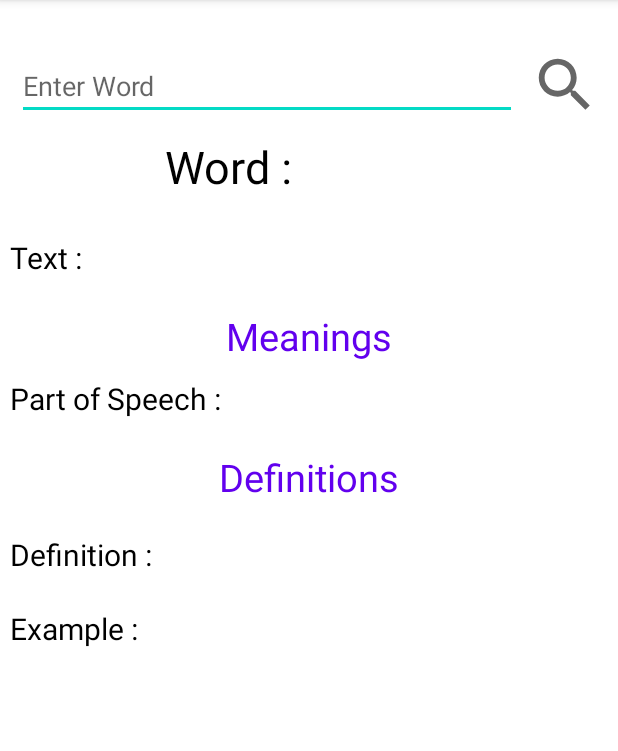
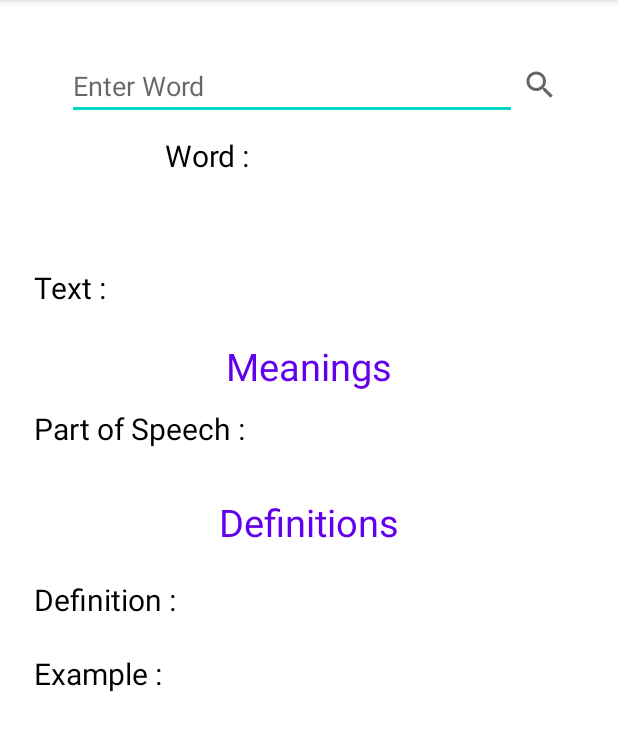
Before and after one commit to Muhammad-Shadab/Dictionary_Project, an Android app: the screen it shows after launch (MainActivity), on a phone screen of 412 x 824 dp, the part 84-835 px from its top. Run offline under Robolectric (Android 15) with nearby library versions, the phone set to English and light mode, and no system bars.

Commit message:
Some Changes and bug fix

```diff
--- a/app/src/main/java/com/example/dictionary/MainActivity.java
+++ b/app/src/main/java/com/example/dictionary/MainActivity.java
@@ -33,7 +33,7 @@ public class MainActivity extends AppCompatActivity {
         super.onCreate(savedInstanceState);
         setContentView(R.layout.activity_main);
 
-      editText = findViewById(R.id.editText);
+     editText = findViewById(R.id.editText);
         imageView = findViewById(R.id.imageView);
         textViewText = findViewById(R.id.textViewText);
         textViewWord = findViewById(R.id.textViewWord);
@@ -66,6 +66,9 @@ public class MainActivity extends AppCompatActivity {
             }
         });
     }
+
+
+
 
     private void process(String word) {
 
@@ -120,4 +123,5 @@ public class MainActivity extends AppCompatActivity {
 
 
     }
+
 }
--- a/app/src/main/res/layout/activity_main.xml
+++ b/app/src/main/res/layout/activity_main.xml
@@ -8,7 +8,7 @@
 
     <LinearLayout
         android:id="@+id/linearLayout"
-        android:layout_width="409dp"
+        android:layout_width="wrap_content"
         android:layout_height="50dp"
         android:layout_marginStart="10dp"
         android:layout_marginTop="30dp"
@@ -27,7 +27,8 @@
             android:layout_weight="1"
             android:ems="10"
             android:hint="Enter Word"
-            android:inputType="textPersonName" />
+            android:inputType="textPersonName"
+            android:minHeight="48dp" />
 
         <ImageView
             android:id="@+id/imageView"
@@ -50,8 +51,7 @@
         android:layout_marginTop="10dp"
         android:text="Word"
         android:textColor="@color/purple_500"
-        android:textSize="30sp"
-        app:layout_constraintBottom_toTopOf="@+id/linearLayout2"
+        android:textSize="20sp"
         app:layout_constraintStart_toEndOf="@+id/text345ViewWord"
         app:layout_constraintTop_toBottomOf="@+id/linearLayout" />
 
@@ -63,45 +63,31 @@
         android:layout_marginTop="10dp"
         android:text="Word :"
         android:textColor="@color/black"
-        android:textSize="30sp"
-        app:layout_constraintBottom_toTopOf="@+id/linearLayout2"
+        android:textSize="20sp"
         app:layout_constraintEnd_toStartOf="@+id/textViewWord"
         app:layout_constraintHorizontal_bias="0.5"
         app:layout_constraintStart_toStartOf="parent"
         app:layout_constraintTop_toBottomOf="@+id/linearLayout" />
 
-    <LinearLayout
-        android:id="@+id/linearLayout2"
-        android:layout_width="409dp"
-        android:layout_height="461dp"
-        android:layout_marginStart="1dp"
-        android:layout_marginTop="1dp"
-        android:layout_marginEnd="1dp"
-        android:gravity="center_horizontal"
-        android:orientation="vertical"
-
+    <ScrollView
+        android:layout_width="391dp"
+        android:layout_height="0dp"
+        android:layout_marginTop="40dp"
+        app:layout_constraintBottom_toBottomOf="parent"
         app:layout_constraintEnd_toEndOf="parent"
-
         app:layout_constraintStart_toStartOf="parent"
         app:layout_constraintTop_toBottomOf="@+id/textViewWord">
-
-        <ScrollView
-            android:id="@+id/scrollView"
-            android:layout_width="fill_parent"
-            android:layout_height="wrap_content"
-            android:layout_marginTop="5dp">
-
 
         <LinearLayout
             android:layout_width="match_parent"
             android:layout_height="match_parent"
+            android:gravity="center_horizontal"
             android:orientation="vertical">
-
 
             <LinearLayout
                 android:layout_width="match_parent"
                 android:layout_height="wrap_content"
-                    android:layout_marginLeft="5dp"
+                android:layout_marginLeft="10dp"
                 android:layout_marginTop="20dp"
                 android:layout_marginRight="5dp"
                 android:orientation="horizontal">
@@ -142,7 +128,7 @@
             <LinearLayout
                 android:layout_width="match_parent"
                 android:layout_height="wrap_content"
-                    android:layout_marginLeft="5dp"
+                android:layout_marginLeft="10dp"
                 android:layout_marginTop="10dp"
                 android:layout_marginRight="5dp"
                 android:orientation="horizontal">
@@ -173,7 +159,7 @@
                 android:id="@+id/Meanings34"
                 android:layout_width="match_parent"
                 android:layout_height="wrap_content"
-                    android:layout_marginTop="20dp"
+                android:layout_marginTop="30dp"
                 android:gravity="center"
                 android:text="Definitions"
                 android:textColor="@color/purple_500"
@@ -183,7 +169,7 @@
             <LinearLayout
                 android:layout_width="match_parent"
                 android:layout_height="wrap_content"
-                    android:layout_marginLeft="5dp"
+                android:layout_marginLeft="10dp"
                 android:layout_marginTop="20dp"
                 android:layout_marginRight="5dp"
                 android:orientation="horizontal">
@@ -202,6 +188,7 @@
                     android:id="@+id/textViewDefinition"
                     android:layout_width="260dp"
                     android:layout_height="match_parent"
+                    android:layout_marginRight="10dp"
                     android:layout_weight="1"
                     android:gravity="center_vertical"
                     android:text="TextView"
@@ -213,7 +200,7 @@
             <LinearLayout
                 android:layout_width="match_parent"
                 android:layout_height="wrap_content"
-                    android:layout_marginLeft="5dp"
+                android:layout_marginLeft="10dp"
                 android:layout_marginTop="20dp"
                 android:layout_marginRight="5dp"
                 android:layout_marginBottom="10dp"
@@ -233,6 +220,7 @@
                     android:id="@+id/textViewExample"
                     android:layout_width="260dp"
                     android:layout_height="match_parent"
+                    android:layout_marginRight="10dp"
                     android:layout_weight="1"
                     android:gravity="center_vertical"
                     android:text="TextView"
@@ -249,7 +237,4 @@
     </ScrollView>
 
 
-    </LinearLayout>
-
-
 </androidx.constraintlayout.widget.ConstraintLayout>
```
Lines whose indentation alone changed are shown as unchanged.
